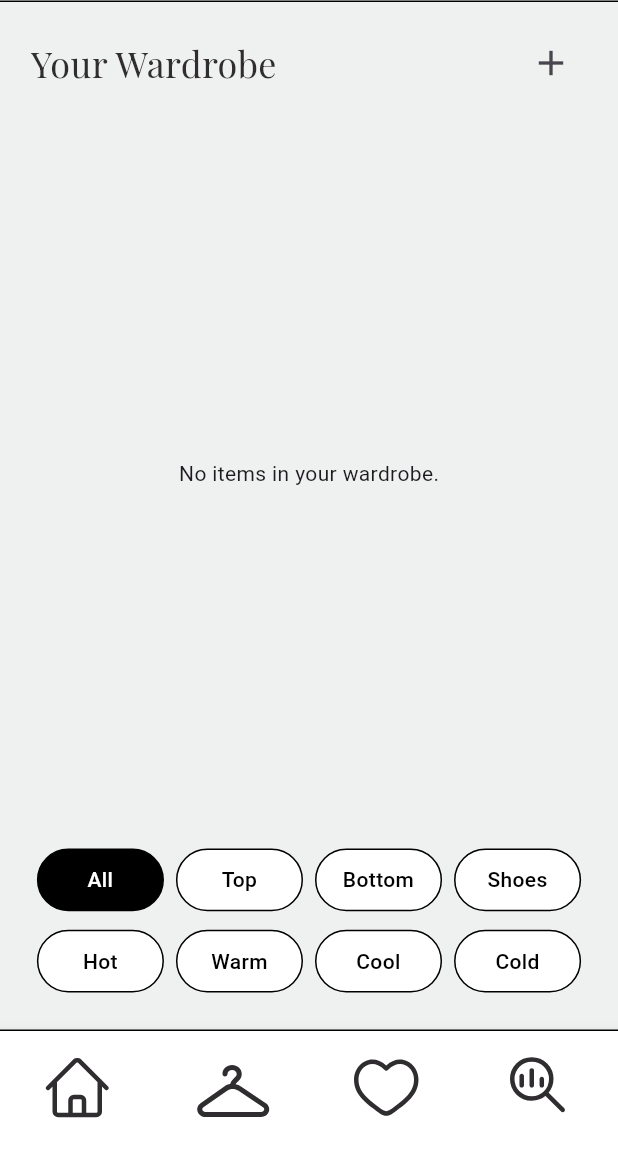
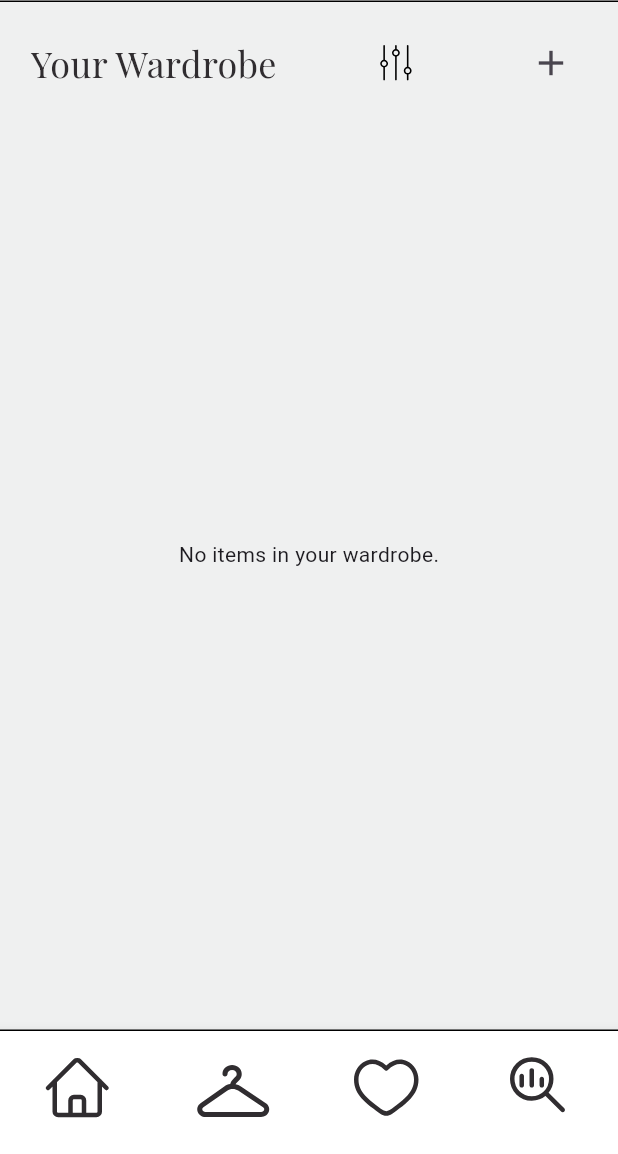
Before and after one commit to Stefania-P11/SWE-Project, a Flutter app: the screen it shows after launch, item 2 of the bottom bar chosen, on a phone screen of 412 x 824 dp, the part 82-1236 px from its top. Run offline on Flutter 3.47's test engine with Material 3 defaults, Android fonts, the phone set to English and light mode, and no system bars; our stand-ins replace cloud_firestore, firebase_core, flutter_svg, geocoding, geolocator, google_fonts and 1 more; missing offline and left inert: geolocator_android, geolocator_apple; accounts and stored records are empty.

Commit message:
Update Filter button to the drop down box at the top

```diff
--- a/lib/screens/closet_items_screen.dart
+++ b/lib/screens/closet_items_screen.dart
@@ -4,6 +4,8 @@ import 'package:dressify_app/screens/add_item_screen.dart'; // Importing AddItem
 import 'package:dressify_app/widgets/custom_app_bar.dart'; // Importing custom app bar widget
 import 'package:dressify_app/widgets/custom_bottom_navbar.dart'; // Importing custom bottom navigation bar
 import 'package:flutter/material.dart'; // Importing Flutter Material Design
+import 'package:flutter_svg/flutter_svg.dart';//Importing flutter_svg to use image in .svg
+
 
 /// ClosetItemsScreen displays the user's wardrobe with filter functionality
 /// Users can view their items, add new items, and filter items by category.
@@ -16,13 +18,14 @@ class ClosetItemsScreen extends StatefulWidget {
 
 class _ClosetItemsScreenState extends State<ClosetItemsScreen> {
   // Define categories and temperatures within the class
-  static const List<String> categories = ['All', 'Top', 'Bottom', 'Shoes'];
+  static const List<String> categories = ['Top', 'Bottom', 'Shoes'];
   static const List<String> temperatures = ['Hot', 'Warm', 'Cool', 'Cold'];
-  String selectedCateg = 'All';
-  String? selectedTemp; // No temperature is selected initially
+  String? selectedCateg; //No catgeory is selected initially
+  Set<String> selectedTemps = {}; // temperature can be selected more than 1 choice
 
   List<Item> _items = []; // List to store fetched items
   bool _isLoading = true; // Indicates whether items are being loaded
+  bool _isFilterVisible = false; //ensure filter button active/inactive when needed.
 
   @override
   void initState() {
@@ -46,16 +49,65 @@ class _ClosetItemsScreenState extends State<ClosetItemsScreen> {
       });
     }
   }
+  /*method to inactivate filter button */
+  void _applyFilters() {
+    setState(() {
+      _isFilterVisible = false;
+    });
+  }
+
+  /*method to reset filter as default*/
+  void _resetFilters() {
+  setState(() {
+    selectedCateg = null; // Reset category selection
+    selectedTemps.clear(); // Clear temperature selection
+    _isFilterVisible = false; // Hide filter UI
+  });
+}
+
 
   /// Filters items based on the currently selected category and temperature filters
   /// TODO: Stefania move this to the proper file
   List<Item> getFilteredItems() {
     return _items.where((item) {
-      final matchesCategory = selectedCateg == 'All' || item.category == selectedCateg;
-      final matchesTemperature = selectedTemp == null || item.weather.contains(selectedTemp);
+      final matchesCategory = selectedCateg == null || item.category == selectedCateg;
+      //final matchesTemperature = selectedTemps == null || item.weather.contains(selectedTemps);
+      //final matchesTemperature = selectedTemps.isEmpty || selectedTemps.any(item.weather.contains);
+      final matchesTemperature = selectedTemps.isEmpty || selectedTemps.intersection(item.weather.toSet()).isNotEmpty;
       return matchesCategory && matchesTemperature;
     }).toList();
   }
+  /*filter icon to open a filter settings dialog*/
+  /*void _showFilterDialog() {
+    showDialog(
+      context: context,
+      builder: (BuildContext context) {
+        return AlertDialog(
+          title: const Text("Filter Items"),
+          content: Column(
+            mainAxisSize: MainAxisSize.min,
+            children: [
+              Wrap(
+                spacing: 8,
+                children: _availableCategories.map((category) {
+                  return ChoiceChip(
+                    label: Text(category),
+                    selected: selectedCateg == category,
+                    onSelected: (selected) {
+                      setState(() {
+                        selectedCateg = selected ? category : null;
+                      });
+                      Navigator.pop(context); // Close dialog
+                    },
+                  );
+                }).toList(),
+              ),
+            ],
+          ),
+        );
+      },
+    );
+  }*/
 
   @override
   Widget build(BuildContext context) {
@@ -82,6 +134,28 @@ class _ClosetItemsScreenState extends State<ClosetItemsScreen> {
                   mainAxisAlignment: MainAxisAlignment.spaceBetween,
                   children: [
                     Text("Your Wardrobe", style: kH2), // Title with custom style
+                    IconButton(// add filter buttom for sorting
+                      icon: SvgPicture.asset(
+                        'lib/assets/icons/filter-icon.svg',
+                        width: 24,
+                        height: 24,
+                        color: Colors.black, // Optional color tint
+                      ),
+                      onPressed: () {
+                        setState(() {
+                          _isFilterVisible = !_isFilterVisible;
+                        });
+                      },
+                    ),
+                    /*
+                    IconButton( // add filter buttom for sorting
+                      icon: const Icon(Icons.filter_list, size: 28),
+                      onPressed: () {
+                        setState(() {
+                          _isFilterVisible = !_isFilterVisible;
+                        });
+                      },
+                    ),*/
                     IconButton(
                       icon: const Icon(Icons.add, size: 28), // Add icon for adding items
                       onPressed: () {
@@ -98,6 +172,72 @@ class _ClosetItemsScreenState extends State<ClosetItemsScreen> {
                     ),
                   ],
                 ),
+
+              //activate filter button and drop the the container for selecting filter choice
+              if (_isFilterVisible)
+                  Container(
+                    padding: const EdgeInsets.all(12),
+                    margin: const EdgeInsets.symmetric(vertical: 10),
+                    decoration: BoxDecoration(
+                      color: Colors.white,
+                      borderRadius: BorderRadius.circular(12),
+                      boxShadow: [
+                        BoxShadow(color: Colors.black12, blurRadius: 5),
+                      ],
+                    ),
+                    child: Column(
+                      crossAxisAlignment: CrossAxisAlignment.start,
+                      children: [
+                        Text("Category", style: kH3),
+                        Wrap(
+                          spacing: 8,
+                          children: categories.map((category) {
+                            return ChoiceChip(
+                              label: Text(category),
+                              selected: selectedCateg == category,
+                              onSelected: (selected) {
+                                setState(() {
+                                  selectedCateg = selected ? category : null;
+                                });
+                              },
+                            );
+                          }).toList(),
+                        ),
+                        const SizedBox(height: 10),
+                        Text("Temperature", style: kH3),
+                        Wrap(
+                          spacing: 8,
+                          children: temperatures.map((temperature) { //map temperatures elemeent to category of Item
+                            final isSelected = selectedTemps.contains(temperature); // Check if selected
+                            return ChoiceChip(
+                              label: Text(temperature),
+                              selected: isSelected,
+                              onSelected: (selected) {
+                                setState(() {
+                                  if (selected) {
+                                    selectedTemps.add(temperature); // Add to selected set
+                                  } else {
+                                    selectedTemps.remove(temperature); // Remove if deselected
+                                  }
+                                });
+                              },
+                            );
+                          }).toList(),
+                        ),
+                        const SizedBox(height: 10),
+                        Row(
+                          mainAxisAlignment: MainAxisAlignment.end,
+                          children: [
+                            TextButton(onPressed: _resetFilters, child: const Text("Cancel")),
+                            ElevatedButton(
+                              onPressed: selectedCateg != 'All' || selectedTemps != null ? _applyFilters : null,
+                              child: const Text("Apply"),
+                            ),
+                          ],
+                        ),
+                      ],
+                    ),
+                  ),
 
                 SizedBox(height: screenHeight * 0.015),
 
@@ -162,7 +302,7 @@ class _ClosetItemsScreenState extends State<ClosetItemsScreen> {
                 ),
 
                 /// Filter Buttons to Filter Items by Category
-                SizedBox(height: screenHeight * 0.015),
+                /*SizedBox(height: screenHeight * 0.015),
                 Row(
                   mainAxisAlignment: MainAxisAlignment.spaceBetween,
                   children: categories.map((category) { //map each category of item in categories list
@@ -237,7 +377,7 @@ class _ClosetItemsScreenState extends State<ClosetItemsScreen> {
                     );
                   }).toList(),
                 ),
-
+              */
 
                 SizedBox(height: screenHeight * 0.03),
               ],
```
Also changed, not shown: lib/assets/icons/filter-icon.svg (added).
